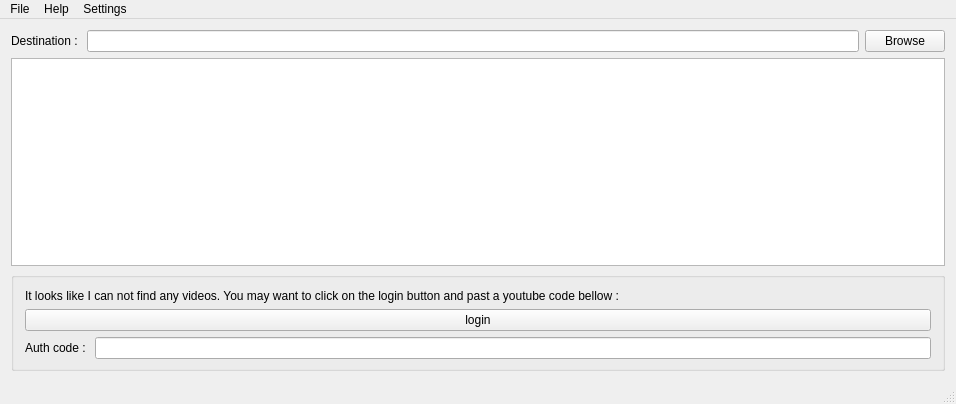
Qt form mainwindow.ui (karlito139/rss_youtube_dl) before a commit.
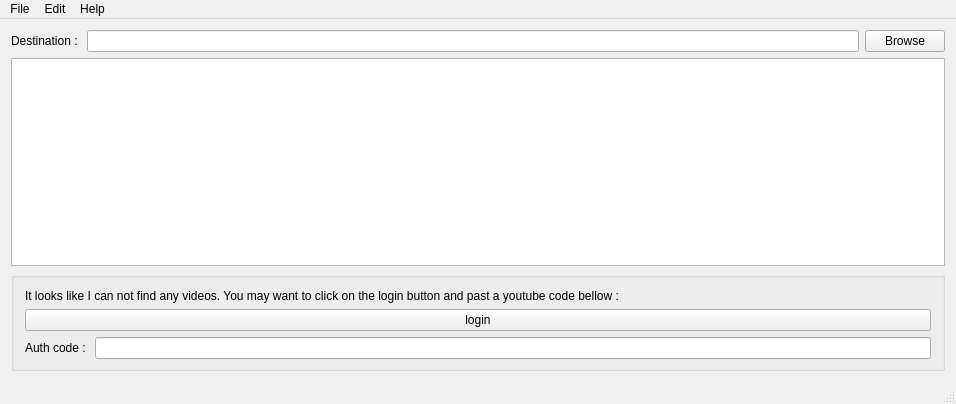
The same form after that commit. Icons and pictures are not drawn.

The edit to the form file:
```diff
--- a/mainwindow.ui
+++ b/mainwindow.ui
@@ -153,7 +153,7 @@
      <x>0</x>
      <y>0</y>
      <width>956</width>
-     <height>21</height>
+     <height>22</height>
     </rect>
    </property>
    <widget class="QMenu" name="menuFile">
@@ -170,13 +170,13 @@
    </widget>
    <widget class="QMenu" name="menuSettings">
     <property name="title">
-     <string>Settings</string>
+     <string>Edit</string>
     </property>
     <addaction name="actionDisk_Space_limit"/>
    </widget>
    <addaction name="menuFile"/>
-   <addaction name="menuHelp"/>
    <addaction name="menuSettings"/>
+   <addaction name="menuHelp"/>
   </widget>
   <widget class="QStatusBar" name="statusBar"/>
   <action name="actionQuite">
```
Left out of the diff: 6 changed lines with no effect on the pictures.
